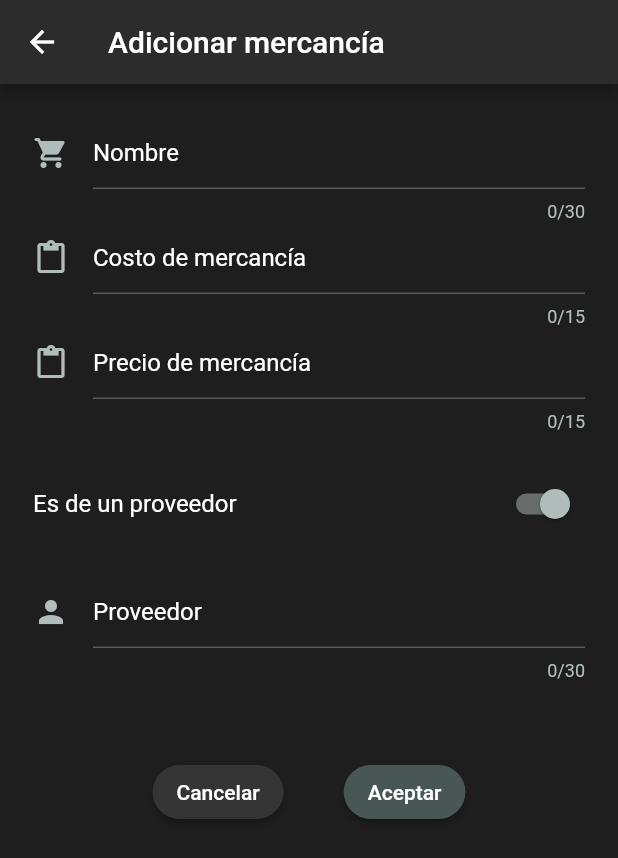
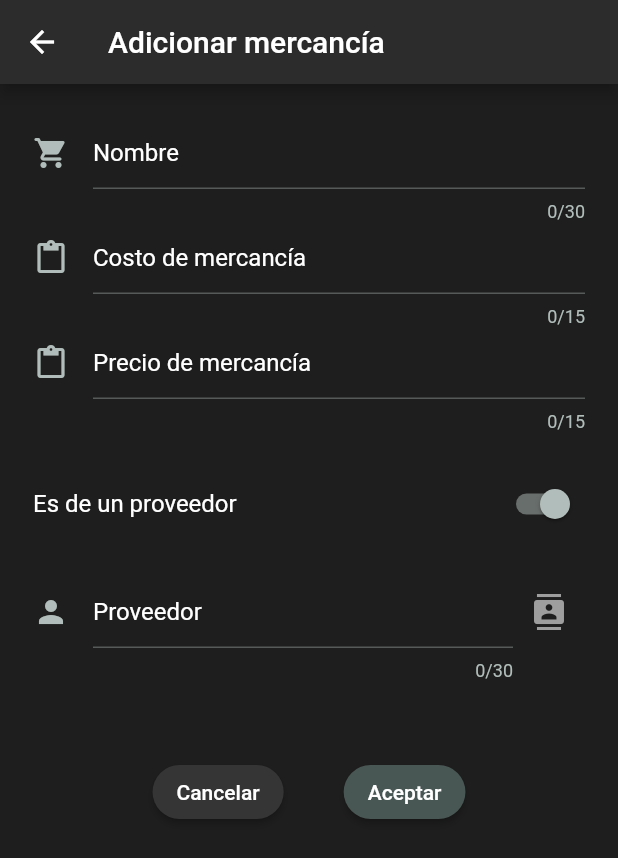
Before and after one commit to darianaguila10/cierre_diario2, a Flutter app: the CreateOrEditDailyClosing screen opened directly, after a tap on "Es de un proveedor", on a phone screen of 412 x 824 dp. Shown: the top 858 px of the screen. Run offline on Flutter 3.47's test engine with Material 2 defaults, Android fonts, the phone set to English and light mode, and no system bars; our stand-ins replace animate_do, auto_size_text, grouped_list, math_expressions, share_plus and 1 more; missing offline and left inert: dart:ffi, fluttercontactpicker; accounts and stored records are empty.

Commit message:
new change

```diff
--- a/lib/database/database.dart
+++ b/lib/database/database.dart
@@ -60,7 +60,7 @@ class DatabaseHelper {
 
 
     List<Map> maps = await dbClient.rawQuery("select  $field "
-        "FROM daily_closing;");
+        "FROM daily_closing order by daily_closing.supplier;");
 
     return maps
         .map((i) => DailyClosingModel.fromMap(i))
--- a/lib/features/daily_closing/services/daily_closing_service.dart
+++ b/lib/features/daily_closing/services/daily_closing_service.dart
@@ -12,8 +12,7 @@ class DailyClosingService extends ChangeNotifier {
 
   bool isLoading = true;
   bool noData = false;
-  double sales = 0;
-  double profit = 0;
+  double salesTotal = 0;
 
   DailyClosingService() {
     loadDailyClosingData(first: true);
@@ -67,12 +66,12 @@ class DailyClosingService extends ChangeNotifier {
   }
 
   double getTotalSales() {
-    double sales = 0;
+     salesTotal = 0;
     int i = 0;
     for (var element in dailyClosingList) {
-      sales += (element.price! * element.amount!);
+      salesTotal += (element.price! * element.amount!);
     }
-    return sales;
+    return salesTotal;
   }
 
   double getSales(List<DailyClosingModel> list,{bool isMine=false}) {
--- a/lib/features/daily_closing/ui/pages/create_edit_daily_closing.page.dart
+++ b/lib/features/daily_closing/ui/pages/create_edit_daily_closing.page.dart
@@ -1,9 +1,11 @@
+import 'package:flutter/material.dart';
+import 'package:flutter/services.dart';
+import 'package:fluttercontactpicker/fluttercontactpicker.dart';
+import 'package:provider/provider.dart';
+
 import 'package:cierre_diario2/database/models/daily_closing.model.dart';
 import 'package:cierre_diario2/features/daily_closing/services/daily_closing_service.dart';
 import 'package:cierre_diario2/utils/extensions.dart';
-import 'package:flutter/material.dart';
-import 'package:flutter/services.dart';
-import 'package:provider/provider.dart';
 
 import '../../../../utils/calc/show_calc.dart';
 import '../../../../utils/coin_converter.dart';
@@ -22,9 +24,10 @@ class _CreateOrEditDailyClosingState extends State<CreateOrEditDailyClosing> {
   DailyClosingModel dailyClosingModel = DailyClosingModel();
   TextEditingController costController = TextEditingController();
   TextEditingController salesController = TextEditingController();
+  TextEditingController proveedorController = TextEditingController();
 
   String title = 'Adicionar';
-  late bool supplier=false;
+  late bool supplier = false;
 
   @override
   void dispose() {
@@ -33,7 +36,6 @@ class _CreateOrEditDailyClosingState extends State<CreateOrEditDailyClosing> {
 
   @override
   void initState() {
-
     if (widget.dailyClosingModel != null) {
       title = 'Actualizar';
       dailyClosingModel.id = widget.dailyClosingModel?.id;
@@ -43,10 +45,14 @@ class _CreateOrEditDailyClosingState extends State<CreateOrEditDailyClosing> {
       dailyClosingModel.price = widget.dailyClosingModel?.price;
       dailyClosingModel.amount = widget.dailyClosingModel?.amount;
       dailyClosingModel.supplier = widget.dailyClosingModel?.supplier;
-      supplier= widget.dailyClosingModel!.supplier!=''?true:false;
 
-    costController.text = formatCoinForm( dailyClosingModel.cost!);
-    salesController.text = formatCoinForm( dailyClosingModel.price!);
+      if (widget.dailyClosingModel!.supplier != '') {
+        supplier = true;
+        proveedorController.text = dailyClosingModel.supplier!;
+      }
+
+      costController.text = formatCoinForm(dailyClosingModel.cost!);
+      salesController.text = formatCoinForm(dailyClosingModel.price!);
     }
 
     super.initState();
@@ -127,7 +133,8 @@ class _CreateOrEditDailyClosingState extends State<CreateOrEditDailyClosing> {
                   decoration: const InputDecoration(
                       contentPadding: EdgeInsets.all(0), labelText: "Nombre", icon: Icon(Icons.shopping_cart_rounded)),
                 ),
-                TextFormField(readOnly: true,
+                TextFormField(
+                  readOnly: true,
                   validator: validator,
                   autovalidateMode: AutovalidateMode.onUserInteraction,
                   maxLength: 15,
@@ -136,14 +143,14 @@ class _CreateOrEditDailyClosingState extends State<CreateOrEditDailyClosing> {
                   inputFormatters: <TextInputFormatter>[
                     FilteringTextInputFormatter.allow(RegExp(r'^(\d?)+\.?\d{0,2}')),
                     /* LengthLimitingTextInputFormatter(25) */
-                  ],onTap:() {
+                  ],
+                  onTap: () {
                     FocusScope.of(context).requestFocus(new FocusNode());
                     showCalc(context, amount: costController.text).then((v) {
                       if (v != null) {
                         costController.text = v;
                       }
                     });
-
                   },
                   onSaved: (value) {
                     dailyClosingModel.cost = double.parse(value!);
@@ -151,7 +158,8 @@ class _CreateOrEditDailyClosingState extends State<CreateOrEditDailyClosing> {
                   decoration: const InputDecoration(
                       contentPadding: EdgeInsets.all(0), labelText: "Costo de mercancía", icon: Icon(Icons.content_paste)),
                 ),
-                TextFormField(readOnly: true,
+                TextFormField(
+                  readOnly: true,
                   validator: validator,
                   autovalidateMode: AutovalidateMode.onUserInteraction,
                   maxLength: 15,
@@ -159,44 +167,61 @@ class _CreateOrEditDailyClosingState extends State<CreateOrEditDailyClosing> {
                   inputFormatters: <TextInputFormatter>[
                     FilteringTextInputFormatter.allow(RegExp(r'^(\d?)+\.?\d{0,2}')),
                     /* LengthLimitingTextInputFormatter(25) */
-                  ],controller: salesController,
+                  ],
+                  controller: salesController,
                   onSaved: (value) {
                     dailyClosingModel.price = double.parse(value!);
-                  },onTap:() {
+                  },
+                  onTap: () {
                     FocusScope.of(context).requestFocus(new FocusNode());
                     showCalc(context, amount: salesController.text).then((v) {
                       if (v != null) {
                         salesController.text = v;
                       }
                     });
-
                   },
                   decoration: InputDecoration(
                       contentPadding: EdgeInsets.all(0), labelText: "Precio de mercancía", icon: Icon(Icons.content_paste)),
                 ),
-                SizedBox(height: 20,),
-                SwitchListTile(controlAffinity: ListTileControlAffinity.trailing,contentPadding: EdgeInsets.zero,
-                    value: supplier,title: Text('Es de un proveedor'),
+                SizedBox(
+                  height: 20,
+                ),
+                SwitchListTile(
+                    controlAffinity: ListTileControlAffinity.trailing,
+                    contentPadding: EdgeInsets.zero,
+                    value: supplier,
+                    title: Text('Es de un proveedor'),
                     onChanged: (v) {
                       setState(() {
                         supplier = v;
                       });
                     }),
-                SizedBox(height: 20,),
-
-
-                    supplier?
-                TextFormField(
-                  initialValue: dailyClosingModel.supplier,
+                SizedBox(
+                  height: 20,
+                ),
+                supplier
+                    ? Row(crossAxisAlignment: CrossAxisAlignment.start, children: [
+                        Expanded(
+                            child: TextFormField(
                           validator: validator,
+                          controller: proveedorController,
                           autovalidateMode: AutovalidateMode.onUserInteraction,
                           maxLength: 30,
                           onSaved: (value) {
                             dailyClosingModel.supplier = value;
                           },
-                  decoration:
-                      const InputDecoration(contentPadding: EdgeInsets.all(0), labelText: "Proveedor", icon: Icon(Icons.person)),
-                ):SizedBox(),
+                          decoration: const InputDecoration(
+                              contentPadding: EdgeInsets.all(0), labelText: "Proveedor", icon: Icon(Icons.person)),
+                        )),
+                        IconButton(
+                          icon: Icon(
+                            Icons.contacts,
+                            color: Colors.grey,
+                          ),
+                          onPressed: loadContact,
+                        )
+                      ])
+                    : SizedBox(),
                 SizedBox(
                   height: 50,
                 ),
@@ -255,6 +280,26 @@ class _CreateOrEditDailyClosingState extends State<CreateOrEditDailyClosing> {
     }
   }
 
+  loadContact() async {
+    if (!await FlutterContactPicker.hasPermission()) {
+      await FlutterContactPicker.requestPermission();
+    }
+    if (!await FlutterContactPicker.hasPermission()) return;
+
+    try {
+      final PhoneContact? contact = await FlutterContactPicker.pickPhoneContact();
+
+      if (contact != null) {
+        setState(() {
+          proveedorController.text = contact.fullName!;
+          FocusScope.of(context).requestFocus(FocusNode());
+        });
+      }
+    } catch (e) {
+      print(e);
+    }
+  }
+
   String? validator(String? value) {
     if (value == null || value == '') return "Este campo es obligatorio.";
   }
--- a/lib/features/daily_closing/ui/pages/daily_closing.page.dart
+++ b/lib/features/daily_closing/ui/pages/daily_closing.page.dart
@@ -219,7 +219,7 @@ class _GetBodyState extends State<GetBody> {
           ),
           itemBuilder: (context, DailyClosingModel element) {
             return MerchandiseCard(
-              key: Key(element.id.toString()),
+              key:UniqueKey(),
               dailyClosingModel: element,
               onTap: () {},
               backgroundColor: Color(0xFF313030),
--- a/pubspec.yaml
+++ b/pubspec.yaml
@@ -29,7 +29,8 @@ environment:
 dependencies:
   flutter:
     sdk: flutter
-
+  flutter_localizations:
+    sdk: flutter
 
   # The following adds the Cupertino Icons font to your application.
   # Use with the CupertinoIcons class for iOS style icons.
@@ -42,6 +43,7 @@ dependencies:
   auto_size_text: ^3.0.0
   share_plus: ^4.1.0
   path_provider: ^2.0.11
+  fluttercontactpicker: ^4.6.0
 
 dev_dependencies:
   flutter_test:
```
Also changed, not shown: lib/features/daily_closing/ui/pages/closing_summary.dart (+27 -22 lines), lib/main.dart (+10 -1 lines), im1.png (added), im2.png (added), pubspec.lock, 1 other file. Lines whose indentation alone changed are shown as unchanged.
